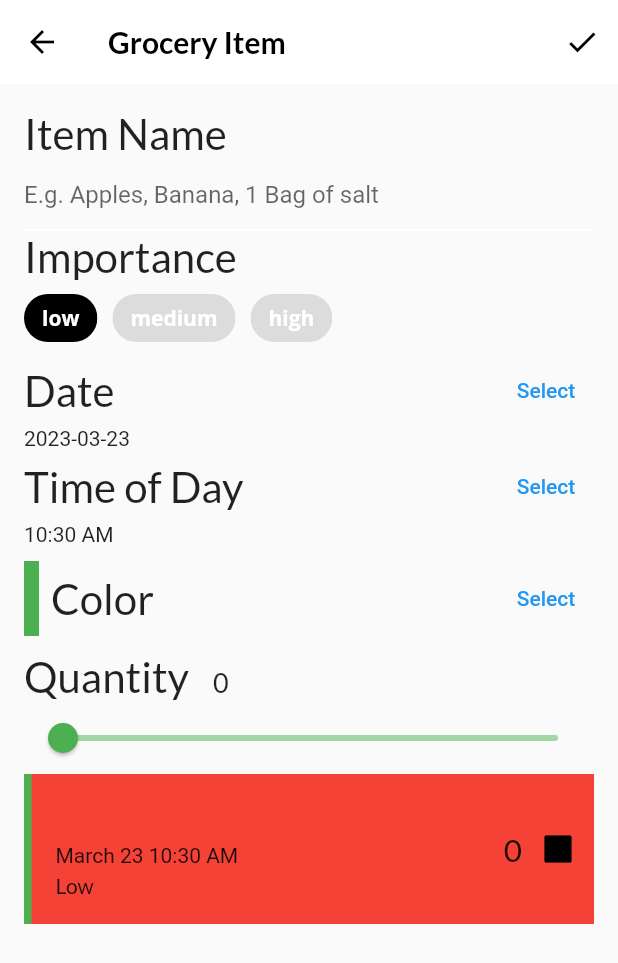
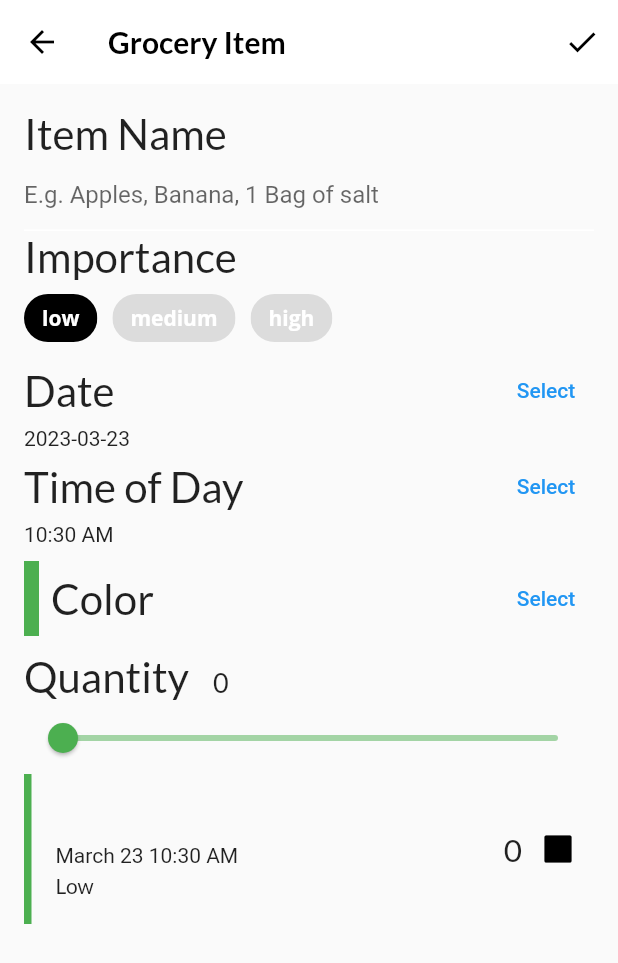
Before and after one commit to JethroLarano/Activity3-4, a Flutter app: the screen it shows after launch, item 3 of the bottom bar chosen, after a tap on the "add" icon, on a phone screen of 412 x 824 dp. Shown: the top 963 px of the screen. Run offline on Flutter 3.47's test engine with Material 2 defaults, Android fonts, the phone set to English and light mode, and no system bars; our stand-ins replace flutter_colorpicker, google_fonts.

Commit message:
Added my project

```diff
--- a/starter/lib/components/grocery_tile.dart
+++ b/starter/lib/components/grocery_tile.dart
@@ -71,7 +71,6 @@ class GroceryTile extends StatelessWidget {
           ),
         ],
       ),
-      color: Colors.red,
     );
   }
 
--- a/starter/lib/screens/grocery_screen.dart
+++ b/starter/lib/screens/grocery_screen.dart
@@ -3,6 +3,7 @@ import 'empty_grocery_screen.dart';
 import 'package:provider/provider.dart';
 import '../models/models.dart';
 import 'grocery_item_screen.dart';
+import 'grocery_list_screen.dart';
 
 class GroceryScreen extends StatelessWidget {
   const GroceryScreen({super.key});
@@ -49,8 +50,7 @@ class GroceryScreen extends StatelessWidget {
       builder: (context, manager, child) {
         // 3
         if (manager.groceryItems.isNotEmpty) {
-          // TODO: Add GroceryListScreen
-          return Container();
+          return GroceryListScreen(manager: manager);
         } else {
           // 4
           return const EmptyGroceryScreen();
```
